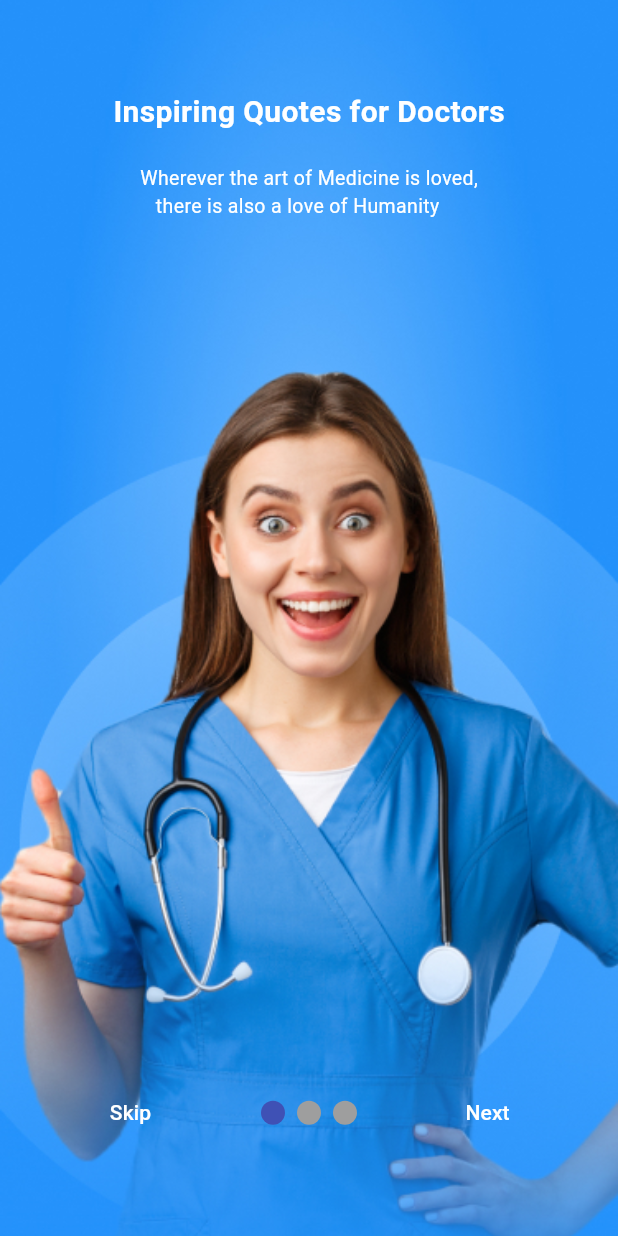
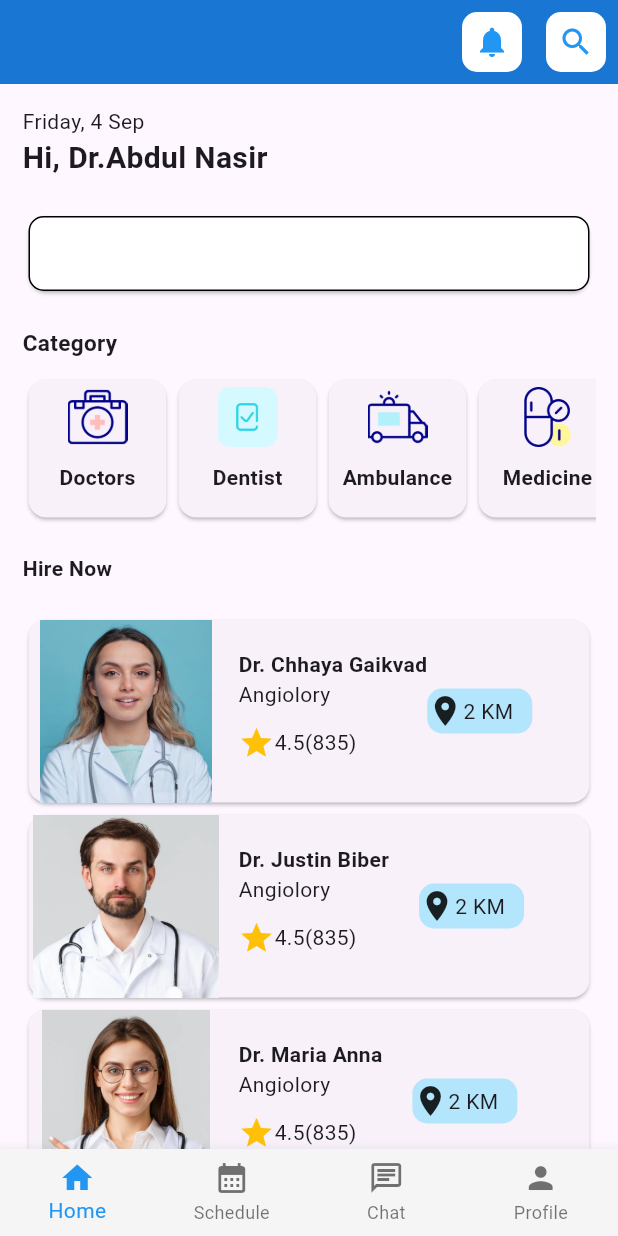
Before and after one commit to abdulnasiricp/tez_health_care, a Flutter app: the screen it shows after launch, on a phone screen of 412 x 824 dp. Run offline on Flutter 3.47's test engine with Material 2 defaults, Android fonts, the phone set to English and light mode, and no system bars; drawn by our look-alikes of smooth_page_indicator; our stand-ins replace fluttertoast, get.

Commit message:
Home page and Bottom pages

```diff
--- a/lib/Auth/Forgot_screen.dart
+++ b/lib/Auth/Forgot_screen.dart
@@ -1,7 +1,6 @@
 // ignore_for_file: file_names sized_box_for_whitespace, non_constant_identifier_names, avoid_types_as_parameter_names, file_names, sized_box_for_whitespace, avoid_unnecessary_containers
 
 import 'package:flutter/material.dart';
-import 'package:get/get.dart';
 
 import '../Utils/Helper_class.dart';
 import '../Utils/My_button.dart';
--- a/lib/Auth/SignInScreen.dart
+++ b/lib/Auth/SignInScreen.dart
@@ -1,4 +1,4 @@
-// ignore_for_file: file_names, sized_box_for_whitespace
+// ignore_for_file: file_names, sized_box_for_whitespace, avoid_unnecessary_containers
 
 import 'package:flutter/material.dart';
 import 'package:get/get.dart';
--- a/lib/Auth/Signup_screen.dart
+++ b/lib/Auth/Signup_screen.dart
@@ -1,8 +1,7 @@
-// ignore_for_file: file_names, sized_box_for_whitespace
+// ignore_for_file: file_names, sized_box_for_whitespace, avoid_unnecessary_containers
 
 import 'package:flutter/material.dart';
 import 'package:get/get.dart';
-import 'package:tez_health_care/Auth/Forgot_screen.dart';
 import 'package:tez_health_care/Auth/SignInScreen.dart';
 import 'package:tez_health_care/Utils/My_button.dart';
 import 'package:tez_health_care/Utils/helper_class.dart';
--- /dev/null
+++ b/lib/BottomBar/Chat/chat.dart
@@ -0,0 +1,15 @@
+import 'package:flutter/material.dart';
+
+class ChatPage extends StatefulWidget {
+  const ChatPage({super.key});
+
+  @override
+  State<ChatPage> createState() => _ChatPageState();
+}
+
+class _ChatPageState extends State<ChatPage> {
+  @override
+  Widget build(BuildContext context) {
+    return const Scaffold();
+  }
+}
--- /dev/null
+++ b/lib/BottomBar/Home/home.dart
@@ -0,0 +1,492 @@
+// ignore_for_file: sized_box_for_whitespace
+
+import 'package:flutter/material.dart';
+import 'package:get/get.dart';
+import 'package:tez_health_care/BottomBar/Home/notification.dart';
+import 'package:tez_health_care/Utils/helper_class.dart';
+
+class HomePage extends StatefulWidget {
+  const HomePage({super.key});
+
+  @override
+  State<HomePage> createState() => _HomePageState();
+}
+
+class _HomePageState extends State<HomePage> {
+  @override
+  Widget build(BuildContext context) {
+    return SafeArea(
+      child: Scaffold(
+        appBar: AppBar(
+          actions: [
+            IconButton(
+                color: Colors.blue,
+                onPressed: () {
+                  Get.to(() => const NotificationScreen());
+                },
+                icon: Container(
+                    decoration: BoxDecoration(
+                      borderRadius: BorderRadius.circular(10),
+                      color: Colors.white,
+                    ),
+                    width: 40,
+                    height: 40,
+                    child: const Icon(Icons.notifications))),
+            IconButton(
+                color: Colors.blue,
+                onPressed: () {
+                  // Get.to(()=>const MyProfile());
+                },
+                icon: Container(
+                    decoration: BoxDecoration(
+                      borderRadius: BorderRadius.circular(10),
+                      color: Colors.white,
+                    ),
+                    width: 40,
+                    height: 40,
+                    child: const Icon(Icons.search))),
+          ],
+          backgroundColor: Utils.appbarColor,
+          foregroundColor: Utils.appbarForgroundColor,
+        ),
+        body: SingleChildScrollView(
+          child: Padding(
+            padding: const EdgeInsets.all(15.0),
+            child: Column(
+              crossAxisAlignment: CrossAxisAlignment.start,
+              children: [
+                const Text('Friday, 4 Sep'),
+                const Text(
+                  'Hi, Dr.Abdul Nasir',
+                  style: TextStyle(fontWeight: FontWeight.bold, fontSize: 20),
+                ),
+                const SizedBox(
+                  height: 20,
+                ),
+                Card(
+                  child: Container(
+                    width: double.infinity,
+                    height: 50,
+                    decoration: BoxDecoration(
+                        borderRadius: BorderRadius.circular(10),
+                        color: Colors.white,
+                        border: Border.all(width: 1)),
+                  ),
+                ),
+                const SizedBox(
+                  height: 20,
+                ),
+                const Text(
+                  'Category',
+                  style: TextStyle(fontWeight: FontWeight.bold, fontSize: 15),
+                ),
+                const SizedBox(
+                  height: 10,
+                ),
+                SingleChildScrollView(
+                  scrollDirection: Axis.horizontal,
+                  child: Row(
+                    children: [
+                      Container(
+                        width: 100,
+                        height: 100,
+                        child: Card(
+                          child: Column(
+                            children: [
+                              const SizedBox(
+                                height: 5,
+                              ),
+                              Container(
+                                  width: 40,
+                                  height: 40,
+                                  child: Image.asset('assets/doctor.png')),
+                              const SizedBox(
+                                height: 10,
+                              ),
+                              const Text("Doctors",
+                                  style: TextStyle(
+                                    fontWeight: FontWeight.bold,
+                                  ))
+                            ],
+                          ),
+                        ),
+                      ),
+                      Container(
+                        width: 100,
+                        height: 100,
+                        child: Card(
+                          child: Column(
+                            children: [
+                              const SizedBox(
+                                height: 5,
+                              ),
+                              Container(
+                                  width: 40,
+                                  height: 40,
+                                  child: Image.asset('assets/Dentist.png')),
+                              const SizedBox(
+                                height: 10,
+                              ),
+                              const Text("Dentist",
+                                  style: TextStyle(
+                                    fontWeight: FontWeight.bold,
+                                  ))
+                            ],
+                          ),
+                        ),
+                      ),
+                      Container(
+                        width: 100,
+                        height: 100,
+                        child: Card(
+                          child: Column(
+                            children: [
+                              const SizedBox(
+                                height: 5,
+                              ),
+                              Container(
+                                  width: 40,
+                                  height: 40,
+                                  child: Image.asset('assets/ambulance.png')),
+                              const SizedBox(
+                                height: 10,
+                              ),
+                              const Text("Ambulance",
+                                  style: TextStyle(
+                                    fontWeight: FontWeight.bold,
+                                  ))
+                            ],
+                          ),
+                        ),
+                      ),
+                      Container(
+                        width: 100,
+                        height: 100,
+                        child: Card(
+                          child: Column(
+                            children: [
+                              const SizedBox(
+                                height: 5,
+                              ),
+                              Container(
+                                  width: 40,
+                                  height: 40,
+                                  child: Image.asset('assets/medisin.png')),
+                              const SizedBox(
+                                height: 10,
+                              ),
+                              const Text("Medicine",
+                                  style: TextStyle(
+                                    fontWeight: FontWeight.bold,
+                                  ))
+                            ],
+                          ),
+                        ),
+                      ),
+                      Container(
+                        width: 100,
+                        height: 100,
+                        child: Card(
+                          child: Column(
+                            children: [
+                              const SizedBox(
+                                height: 5,
+                              ),
+                              Container(
+                                  width: 40,
+                                  height: 40,
+                                  child: Image.asset('assets/eye.png')),
+                              const SizedBox(
+                                height: 10,
+                              ),
+                              const Text("Eye",
+                                  style: TextStyle(
+                                    fontWeight: FontWeight.bold,
+                                  ))
+                            ],
+                          ),
+                        ),
+                      ),
+                      Container(
+                        width: 100,
+                        height: 100,
+                        child: Card(
+                          child: Column(
+                            children: [
+                              const SizedBox(
+                                height: 5,
+                              ),
+                              Container(
+                                  width: 40,
+                                  height: 40,
+                                  child: Image.asset('assets/care.png')),
+                              const SizedBox(
+                                height: 10,
+                              ),
+                              const Text("Care",
+                                  style: TextStyle(
+                                    fontWeight: FontWeight.bold,
+                                  ))
+                            ],
+                          ),
+                        ),
+                      )
+                    ],
+                  ),
+                ),
+                const SizedBox(
+                  height: 20,
+                ),
+                const Text("Hire Now ",
+                    style: TextStyle(
+                      fontWeight: FontWeight.bold,
+                    )),
+                const SizedBox(
+                  height: 20,
+                ),
+                Container(
+                  width: double.infinity,
+                  height: 130,
+                  child: Card(
+                    child: Row(children: [
+                      Container(
+                        width: 130,
+                        child: Image.asset('assets/drone.png'),
+                      ),
+                      const SizedBox(
+                        width: 10,
+                      ),
+                      const Column(
+                        crossAxisAlignment: CrossAxisAlignment.start,
+                        children: [
+                          Padding(padding: EdgeInsets.all(10)),
+                          Text(
+                            'Dr. Chhaya Gaikvad',
+                            style: TextStyle(fontWeight: FontWeight.bold),
+                          ),
+                          Text('Angiolory'),
+                          SizedBox(
+                            height: 10,
+                          ),
+                          Row(
+                            children: [
+                              Icon(Icons.star, color: Colors.amber),
+                              Text('4.5(835)')
+                            ],
+                          )
+                        ],
+                      ),
+                      Container(
+                        width: 70,
+                        height: 30,
+                        decoration: BoxDecoration(
+                            color: Colors.lightBlue[100],
+                            borderRadius: BorderRadius.circular(10)),
+                        child: const Row(
+                          children: [Icon(Icons.location_on), Text('2 KM')],
+                        ),
+                      ),
+                    ]),
+                  ),
+                ),
+                Container(
+                  width: double.infinity,
+                  height: 130,
+                  child: Card(
+                    child: Row(children: [
+                      Container(
+                          width: 130, child: Image.asset('assets/drtwo.png')),
+                      const SizedBox(
+                        width: 10,
+                      ),
+                      const Column(
+                        crossAxisAlignment: CrossAxisAlignment.start,
+                        children: [
+                          Padding(padding: EdgeInsets.all(10)),
+                          Text(
+                            'Dr. Justin Biber',
+                            style: TextStyle(fontWeight: FontWeight.bold),
+                          ),
+                          Text('Angiolory'),
+                          SizedBox(
+                            height: 10,
+                          ),
+                          Row(
+                            children: [
+                              Icon(Icons.star, color: Colors.amber),
+                              Text('4.5(835)')
+                            ],
+                          )
+                        ],
+                      ),
+                      const SizedBox(width: 20,),
+
+                      Container(
+                        width: 70,
+                        height: 30,
+                        decoration: BoxDecoration(
+                            color: Colors.lightBlue[100],
+                            borderRadius: BorderRadius.circular(10)),
+                        child: const Row(
+                          children: [Icon(Icons.location_on), Text('2 KM')],
+                        ),
+                      ),
+                    ]),
+                  ),
+                ),
+                Container(
+                  width: double.infinity,
+                  height: 130,
+                  child: Card(
+                    child: Row(children: [
+                      Container(
+                          width: 130,
+                          decoration: BoxDecoration(
+                              borderRadius: BorderRadius.circular(10)),
+                          child: Image.asset('assets/drthree.png')),
+                      const SizedBox(
+                        width: 10,
+                      ),
+                      const Column(
+                        crossAxisAlignment: CrossAxisAlignment.start,
+                        children: [
+                          Padding(padding: EdgeInsets.all(10)),
+                          Text(
+                            'Dr. Maria Anna',
+                            style: TextStyle(fontWeight: FontWeight.bold),
+                          ),
+                          Text('Angiolory'),
+                          SizedBox(
+                            height: 10,
+                          ),
+                          Row(
+                            children: [
+                              Icon(Icons.star, color: Colors.amber),
+                              Text('4.5(835)')
+                            ],
+                          )
+                        ],
+                      ),
+                      const SizedBox(width: 20,),
+
+                      Container(
+                        width: 70,
+                        height: 30,
+                        decoration: BoxDecoration(
+                            color: Colors.lightBlue[100],
+                            borderRadius: BorderRadius.circular(10)),
+                        child: const Row(
+                          children: [Icon(Icons.location_on), Text('2 KM')],
+                        ),
+                      ),
+                    ]),
+                  ),
+                ),
+                 const SizedBox(
+                  height: 20,
+                ),
+                const Text("Hire Expert",
+                    style: TextStyle(
+                      fontWeight: FontWeight.bold,
+                    )),
+                const SizedBox(
+                  height: 20,
+                ),
+                Container(
+                  width: double.infinity,
+                  height: 130,
+                  child: Card(
+                    child: Row(children: [
+                      Container(
+                        width: 130,
+                        child: Image.asset('assets/drone.png'),
+                      ),
+                      const SizedBox(
+                        width: 10,
+                      ),
+                      const Column(
+                        crossAxisAlignment: CrossAxisAlignment.start,
+                        children: [
+                          Padding(padding: EdgeInsets.all(10)),
+                          Text(
+                            'Dr. Chhaya Gaikvad',
+                            style: TextStyle(fontWeight: FontWeight.bold),
+                          ),
+                          Text('Angiolory'),
+                          SizedBox(
+                            height: 10,
+                          ),
+                          Row(
+                            children: [
+                              Icon(Icons.star, color: Colors.amber),
+                              Text('4.5(835)')
+                            ],
+                          )
+                        ],
+                      ),
+                      Container(
+                        width: 70,
+                        height: 30,
+                        decoration: BoxDecoration(
+                            color: Colors.lightBlue[100],
+                            borderRadius: BorderRadius.circular(10)),
+                        child: const Row(
+                          children: [Icon(Icons.location_on), Text('2 KM')],
+                        ),
+                      ),
+                    ]),
+                  ),
+                ),
+                Container(
+                  width: double.infinity,
+                  height: 130,
+                  child: Card(
+                    child: Row(children: [
+                      Container(
+                          width: 130, child: Image.asset('assets/drtwo.png')),
+                      const SizedBox(
+                        width: 10,
+                      ),
+                      const Column(
+                        crossAxisAlignment: CrossAxisAlignment.start,
+                        children: [
+                          Padding(padding: EdgeInsets.all(10)),
+                          Text(
+                            'Dr. Justin Biber',
+                            style: TextStyle(fontWeight: FontWeight.bold),
+                          ),
+                          Text('Angiolory'),
+                          SizedBox(
+                            height: 10,
+                          ),
+                          Row(
+                            children: [
+                              Icon(Icons.star, color: Colors.amber),
+                              Text('4.5(835)')
+                            ],
+                          )
+                        ],
+                      ),
+                      const SizedBox(width: 20,),
+
+                      Container(
+                        width: 70,
+                        height: 30,
+                        decoration: BoxDecoration(
+                            color: Colors.lightBlue[100],
+                            borderRadius: BorderRadius.circular(10)),
+                        child: const Row(
+                          children: [Icon(Icons.location_on), Text('2 KM')],
+                        ),
+                      ),
+                    ]),
+                  ),
+                ),
+              ],
+            ),
+          ),
+        ),
+      ),
+    );
+  }
+}
--- /dev/null
+++ b/lib/BottomBar/Profile/profile.dart
@@ -0,0 +1,17 @@
+import 'package:flutter/material.dart';
+
+class ProfilePage extends StatefulWidget {
+  const ProfilePage({super.key});
+
+  @override
+  State<ProfilePage> createState() => _ProfilePageState();
+}
+
+class _ProfilePageState extends State<ProfilePage> {
+  @override
+  Widget build(BuildContext context) {
+    return const Scaffold(
+
+    );
+  }
+}
--- /dev/null
+++ b/lib/BottomBar/Schedule/schedule.dart
@@ -0,0 +1,15 @@
+import 'package:flutter/material.dart';
+
+class SchedulePage extends StatefulWidget {
+  const SchedulePage({super.key});
+
+  @override
+  State<SchedulePage> createState() => _SchedulePageState();
+}
+
+class _SchedulePageState extends State<SchedulePage> {
+  @override
+  Widget build(BuildContext context) {
+    return const Scaffold();
+  }
+}
--- /dev/null
+++ b/lib/BottomBar/bottombar_pages.dart
@@ -0,0 +1,71 @@
+// ignore_for_file: unnecessary_null_comparison, avoid_unnecessary_containers
+
+import 'package:flutter/material.dart';
+import 'package:tez_health_care/BottomBar/Chat/chat.dart';
+import 'package:tez_health_care/BottomBar/Home/home.dart';
+import 'package:tez_health_care/BottomBar/Profile/profile.dart';
+import 'package:tez_health_care/BottomBar/Schedule/schedule.dart';
+import 'package:tez_health_care/Utils/helper_class.dart';
+
+class DashboardScreen extends StatefulWidget {
+  const DashboardScreen({super.key});
+
+  @override
+  State<DashboardScreen> createState() => _DashboardScreenState();
+}
+
+class _DashboardScreenState extends State<DashboardScreen> {
+  // User? userId = FirebaseAuth.instance.currentUser;
+
+  int currentIndex = 0;
+
+  var pages = [
+    const HomePage(),
+    const SchedulePage(),
+    const ChatPage(),
+    const ProfilePage()
+  ];
+
+  @override
+  Widget build(BuildContext context) {
+    return Scaffold(
+
+      // drawer: const MyDrawar(),
+      body: Container(
+        child: pages[currentIndex],
+      ),
+      bottomNavigationBar: BottomNavigationBar(
+        items: const [
+          BottomNavigationBarItem(
+            icon: Icon(
+              Icons.home,
+            ),
+            label: 'Home',
+          ),
+          BottomNavigationBarItem(
+              icon: Icon(
+                Icons.calendar_month,
+              ),
+              label: 'Schedule'),
+          BottomNavigationBarItem(
+              icon: Icon(
+                Icons.chat_outlined,
+              ),
+              label: 'Chat'),
+          BottomNavigationBarItem(icon: Icon(Icons.person), label: 'Profile'),
+        ],
+        currentIndex: currentIndex,
+        backgroundColor: Utils.bottomsheetColor,
+        selectedItemColor: Colors.blue,
+        type: BottomNavigationBarType.fixed,
+        onTap: onItemSelected,
+      ),
+    );
+  }
+
+  void onItemSelected(int index) {
+    setState(() {
+      currentIndex = index;
+    });
+  }
+}
--- a/lib/Utils/helper_class.dart
+++ b/lib/Utils/helper_class.dart
@@ -10,6 +10,7 @@ class Utils {
   static Color? bgColor = Colors.blue[700];
   static Color? containerColor = Colors.white;
   static Color? scaffoldBackgroundColor = Colors.grey[100];
+  static Color? bottomsheetColor = Colors.grey[100];
 
 
   static TextStyle? headingtextStyle = const TextStyle(
--- a/lib/main.dart
+++ b/lib/main.dart
@@ -1,6 +1,6 @@
 import 'package:flutter/material.dart';
 import 'package:get/get.dart';
-import 'package:tez_health_care/View/OnBoarding/onboard.dart';
+import 'package:tez_health_care/BottomBar/bottombar_pages.dart';
 
 void main() {
   runApp(const MyApp());
@@ -20,7 +20,8 @@ class MyApp extends StatelessWidget {
         colorScheme: ColorScheme.fromSeed(seedColor: Colors.deepPurple),
         useMaterial3: true,
       ),
-      home: const OnboardingScreen(),
+      home: const DashboardScreen(),
+      //  OnboardingScreen(),
     );
   }
 }
```
